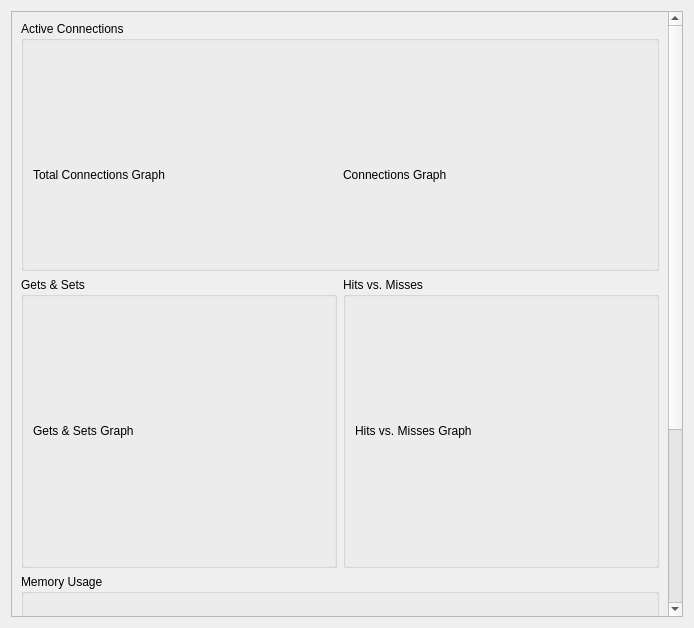
Old version of the form rawDialogs/LiveStats.ui in the repository licface/memcached-manager.
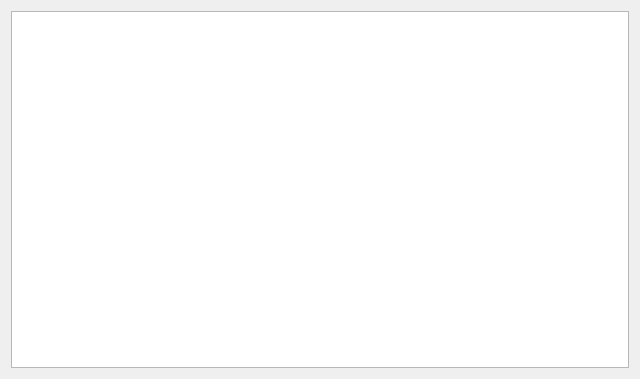
New version of the form.

Commit message: Live Stats now works like Top. Still needs refining but looks good.

What changed in the file:
```diff
--- a/rawDialogs/LiveStats.ui
+++ b/rawDialogs/LiveStats.ui
@@ -1,12 +1,12 @@
 <ui version="4.0" >
  <class>liveStatsDialog</class>
- <widget class="QDialog" name="liveStatsDialog" >
-  <property name="geometry" >
+ <widget class="QDialog" name="liveStatsDialog">
+  <property name="geometry">
    <rect>
     <x>0</x>
     <y>0</y>
-    <width>694</width>
-    <height>628</height>
+    <width>640</width>
+    <height>379</height>
    </rect>
   </property>
   <property name="windowTitle" >
@@ -14,133 +14,22 @@
   </property>
   <layout class="QVBoxLayout" name="verticalLayout" >
    <item>
-    <widget class="QScrollArea" name="scrollArea" >
-     <property name="widgetResizable" >
-      <bool>true</bool>
+    <widget class="QTableView" name="tbvLiveStats">
+     <property name="showGrid">
+      <bool>false</bool>
      </property>
-     <widget class="QWidget" name="scrollAreaWidgetContents" >
-      <property name="geometry" >
-       <rect>
-        <x>0</x>
-        <y>0</y>
-        <width>651</width>
-        <height>877</height>
-       </rect>
-      </property>
-      <layout class="QVBoxLayout" name="verticalLayout_4" >
-       <item>
-        <widget class="QGroupBox" name="gbConnections" >
-         <property name="minimumSize" >
-          <size>
-           <width>0</width>
-           <height>250</height>
-          </size>
-         </property>
-         <property name="title" >
-          <string>Active Connections</string>
-         </property>
-         <layout class="QHBoxLayout" name="horizontalLayout" >
-          <item>
-           <widget class="QLabel" name="lblTotalConnectionsGraph" >
-            <property name="minimumSize" >
-             <size>
-              <width>275</width>
-              <height>250</height>
-             </size>
-            </property>
-            <property name="text" >
-             <string>Total Connections Graph</string>
-            </property>
-           </widget>
-          </item>
-          <item>
-           <widget class="QLabel" name="lblConnectionsGraph" >
-            <property name="minimumSize" >
-             <size>
-              <width>275</width>
-              <height>250</height>
-             </size>
-            </property>
-            <property name="text" >
-             <string>Connections Graph</string>
-            </property>
-           </widget>
-          </item>
-         </layout>
-        </widget>
-       </item>
-       <item>
-        <layout class="QHBoxLayout" name="horizontalLayout_2" >
-         <item>
-          <widget class="QGroupBox" name="gbGetsSets" >
-           <property name="title" >
-            <string>Gets &amp;&amp; Sets</string>
-           </property>
-           <layout class="QVBoxLayout" name="verticalLayout_5" >
-            <item>
-             <widget class="QLabel" name="lblGetsGraph" >
-              <property name="minimumSize" >
-               <size>
-                <width>270</width>
-                <height>250</height>
-               </size>
-              </property>
-              <property name="text" >
-               <string>Gets &amp; Sets Graph</string>
-              </property>
-             </widget>
-            </item>
-           </layout>
-          </widget>
-         </item>
-         <item>
-          <widget class="QGroupBox" name="gbHitsMisses" >
-           <property name="title" >
-            <string>Hits vs. Misses</string>
-           </property>
-           <layout class="QVBoxLayout" name="verticalLayout_7" >
-            <item>
-             <widget class="QLabel" name="lblHitsMissesGraph" >
-              <property name="minimumSize" >
-               <size>
-                <width>270</width>
-                <height>250</height>
-               </size>
-              </property>
-              <property name="text" >
-               <string>Hits vs. Misses Graph</string>
-              </property>
-             </widget>
-            </item>
-           </layout>
-          </widget>
-         </item>
-        </layout>
-       </item>
-       <item>
-        <widget class="QGroupBox" name="gbMemoryUsage" >
-         <property name="title" >
-          <string>Memory Usage</string>
-         </property>
-         <layout class="QVBoxLayout" name="verticalLayout_2" >
-          <item>
-           <widget class="QLabel" name="lblMemoryGraph" >
-            <property name="minimumSize" >
-             <size>
-              <width>550</width>
-              <height>250</height>
-             </size>
-            </property>
-            <property name="text" >
-             <string>Memory Usage Graph</string>
-            </property>
-           </widget>
-          </item>
-         </layout>
-        </widget>
-       </item>
-      </layout>
-     </widget>
+     <property name="sortingEnabled">
+      <bool>false</bool>
+     </property>
+     <property name="wordWrap">
+      <bool>false</bool>
+     </property>
+     <attribute name="verticalHeaderVisible">
+      <bool>false</bool>
+     </attribute>
+     <attribute name="verticalHeaderVisible">
+      <bool>false</bool>
+     </attribute>
     </widget>
    </item>
   </layout>
```
Left out of the diff: 7 changed lines with no effect on the pictures. The commit also changes 7 other files.
